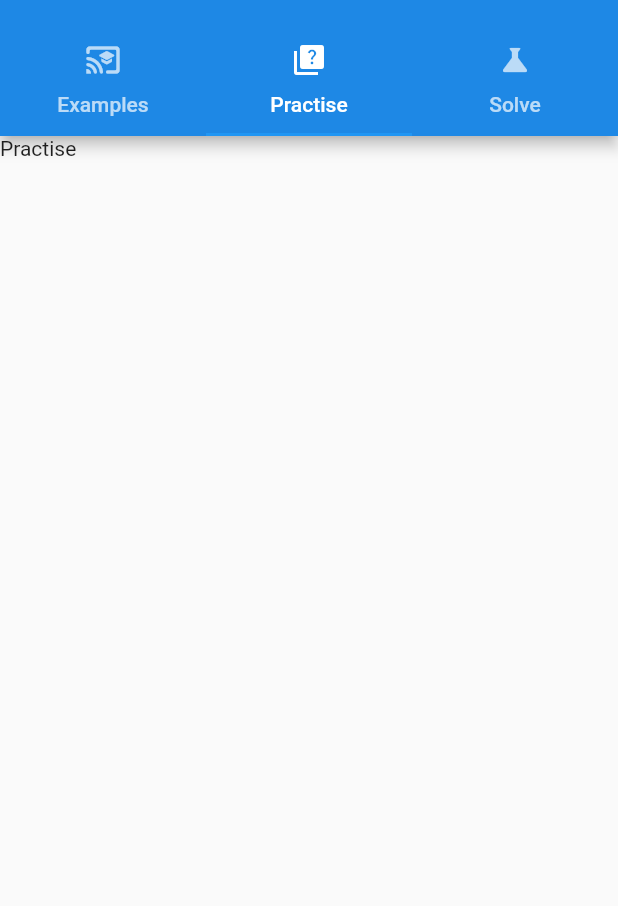
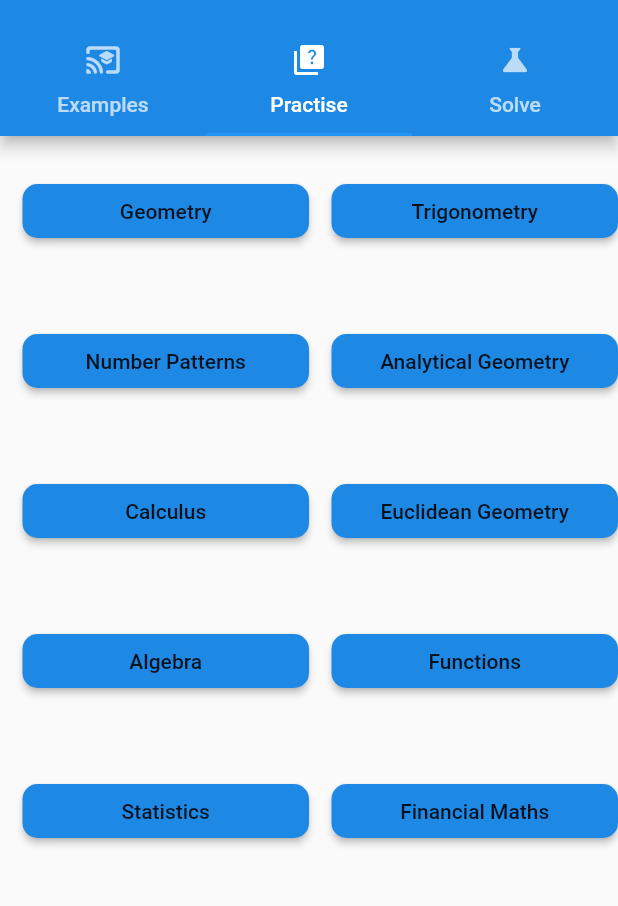
Before and after one commit to BrianTshatiwa-zz/Mathgeek, a Flutter app: the screen it shows after launch, tab 2 chosen, on a phone screen of 412 x 824 dp, the part 59-965 px from its top. Run offline on Flutter 3.47's test engine with Material 2 defaults, Android fonts, the phone set to English and light mode, and no system bars.

Commit message:
practise page

```diff
--- a/mobileApp/mathgeek/lib/main.dart
+++ b/mobileApp/mathgeek/lib/main.dart
@@ -1,5 +1,7 @@
 import 'package:flutter/material.dart';
+import 'package:mathgeek/practise.dart';
 import './examples.dart';
+import './practise.dart';
 
 void main() {
   runApp(HomePage());
@@ -41,7 +43,7 @@
           body: TabBarView(
             children: [
               ExamplesPage(),
-              Text('Practise'),
+              PractisePage(),
               Text('Solve'),
             ],
           ),
--- /dev/null
+++ b/mobileApp/mathgeek/lib/practise.dart
@@ -0,0 +1,175 @@
+import 'package:flutter/material.dart';
+
+void main() {
+  runApp(PractisePage());
+}
+
+class PractisePage extends StatefulWidget {
+  @override
+  _PractisePageState createState() => _PractisePageState();
+}
+
+class _PractisePageState extends State<PractisePage> {
+  @override
+  Widget build(BuildContext context) {
+    return Scaffold(
+        body: SingleChildScrollView(
+            child: Column(
+      children: [
+        Row(children: [
+          SizedBox(
+            width: 15.0,
+            height: 100.0,
+          ),
+          Expanded(
+            child: RaisedButton(
+              shape: RoundedRectangleBorder(
+                  borderRadius: BorderRadius.circular(10.0)),
+              onPressed: () => print("pressed"),
+              child: Text('Geometry'),
+              color: Colors.blue[600],
+            ),
+          ),
+          SizedBox(
+            width: 15.0,
+            height: 50.0,
+          ),
+          Expanded(
+            child: RaisedButton(
+              shape: RoundedRectangleBorder(
+                borderRadius: BorderRadius.circular(10.0),
+              ),
+              onPressed: () => print("pressed"),
+              child: Text('Trigonometry'),
+              color: Colors.blue[600],
+            ),
+          )
+        ]),
+        Row(
+          children: [
+            SizedBox(
+              width: 15.0,
+              height: 100.0,
+            ),
+            Expanded(
+              child: RaisedButton(
+                shape: RoundedRectangleBorder(
+                    borderRadius: BorderRadius.circular(10.0)),
+                onPressed: () => print("pressed"),
+                child: Text('Number Patterns'),
+                color: Colors.blue[600],
+              ),
+            ),
+            SizedBox(
+              width: 15.0,
+              height: 50.0,
+            ),
+            Expanded(
+              child: RaisedButton(
+                shape: RoundedRectangleBorder(
+                  borderRadius: BorderRadius.circular(10.0),
+                ),
+                onPressed: () => print("pressed"),
+                child: Text('Analytical Geometry'),
+                color: Colors.blue[600],
+              ),
+            )
+          ],
+        ),
+        Row(
+          children: [
+            SizedBox(
+              width: 15.0,
+              height: 100.0,
+            ),
+            Expanded(
+              child: RaisedButton(
+                shape: RoundedRectangleBorder(
+                    borderRadius: BorderRadius.circular(10.0)),
+                onPressed: () => print("pressed"),
+                child: Text('Calculus'),
+                color: Colors.blue[600],
+              ),
+            ),
+            SizedBox(
+              width: 15.0,
+              height: 50.0,
+            ),
+            Expanded(
+              child: RaisedButton(
+                shape: RoundedRectangleBorder(
+                  borderRadius: BorderRadius.circular(10.0),
+                ),
+                onPressed: () => print("pressed"),
+                child: Text('Euclidean Geometry'),
+                color: Colors.blue[600],
+              ),
+            )
+          ],
+        ),
+        Row(
+          children: [
+            SizedBox(
+              width: 15.0,
+              height: 100.0,
+            ),
+            Expanded(
+              child: RaisedButton(
+                shape: RoundedRectangleBorder(
+                    borderRadius: BorderRadius.circular(10.0)),
+                onPressed: () => print("pressed"),
+                child: Text('Algebra'),
+                color: Colors.blue[600],
+              ),
+            ),
+            SizedBox(
+              width: 15.0,
+              height: 50.0,
+            ),
+            Expanded(
+              child: RaisedButton(
+                shape: RoundedRectangleBorder(
+                  borderRadius: BorderRadius.circular(10.0),
+                ),
+                onPressed: () => print("pressed"),
+                child: Text('Functions'),
+                color: Colors.blue[600],
+              ),
+            )
+          ],
+        ),
+        Row(
+          children: [
+            SizedBox(
+              width: 15.0,
+              height: 100.0,
+            ),
+            Expanded(
+              child: RaisedButton(
+                shape: RoundedRectangleBorder(
+                    borderRadius: BorderRadius.circular(10.0)),
+                onPressed: () => print("pressed"),
+                child: Text('Statistics'),
+                color: Colors.blue[600],
+              ),
+            ),
+            SizedBox(
+              width: 15.0,
+              height: 50.0,
+            ),
+            Expanded(
+              child: RaisedButton(
+                shape: RoundedRectangleBorder(
+                  borderRadius: BorderRadius.circular(10.0),
+                ),
+                onPressed: () => print("pressed"),
+                child: Text('Financial Maths'),
+                color: Colors.blue[600],
+              ),
+            )
+          ],
+        )
+      ],
+    )));
+  }
+}
```
